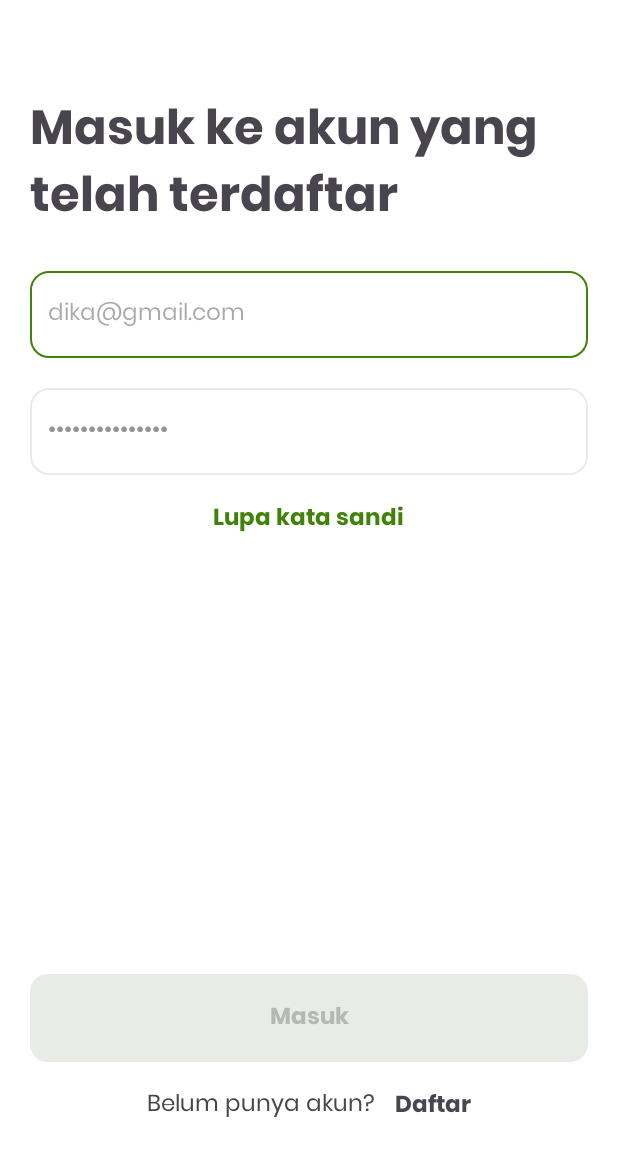
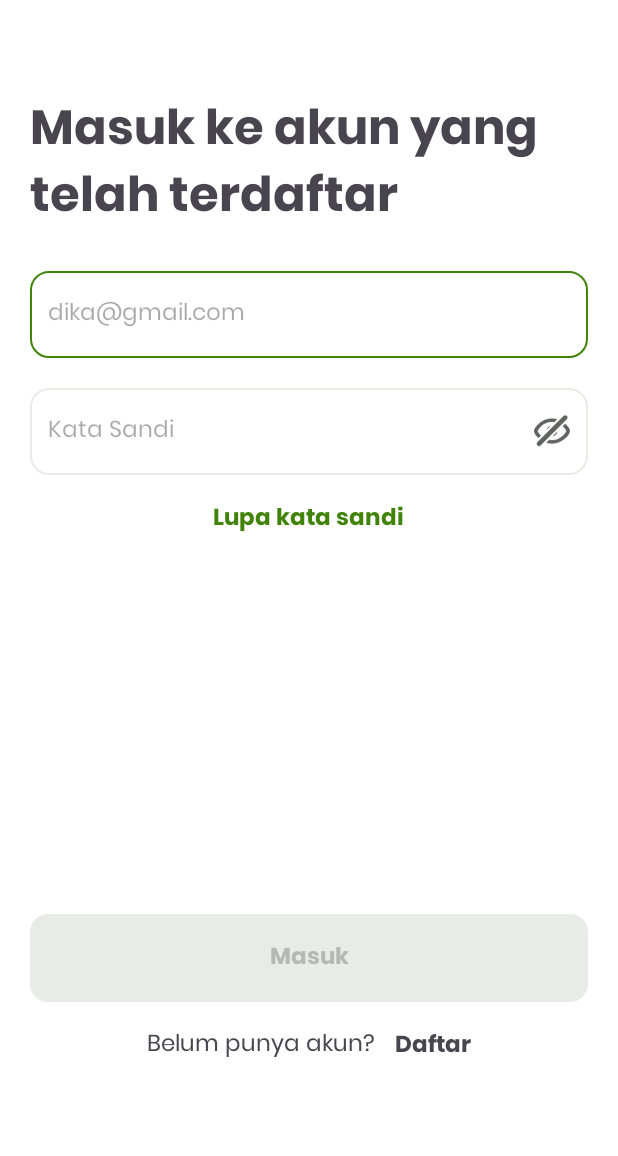
Before and after one commit to dikaenwo/galdan-aja, an Android app: the screen it shows after launch (LoginActivity), on a phone screen of 412 x 824 dp. Shown: the top 1156 px of the screen. Run offline under Robolectric (Android 15) with nearby library versions, the phone set to English and light mode, and no system bars.

Commit message:
update halaman login

```diff
--- /dev/null
+++ b/app/src/main/res/drawable/ic_eye_closed.xml
@@ -0,0 +1,21 @@
+<vector xmlns:android="http://schemas.android.com/apk/res/android"
+    android:width="20dp"
+    android:height="18dp"
+    android:viewportWidth="20"
+    android:viewportHeight="18">
+  <path
+      android:pathData="M16.439,0.598C16.944,0.093 17.762,0.093 18.267,0.598C18.772,1.103 18.772,1.922 18.267,2.427L3.688,17.006C3.183,17.511 2.364,17.511 1.859,17.006C1.354,16.501 1.354,15.683 1.859,15.178L16.439,0.598Z"
+      android:fillColor="#60635E"/>
+  <path
+      android:pathData="M12.952,2.449C12.04,2.178 11.05,2.011 10,2C6.886,2.032 4.306,3.435 2.685,4.88C1.862,5.622 1.19,6.441 0.763,7.095C0.543,7.434 0.353,7.785 0.234,8.058C0.121,8.32 0,8.663 0,9C0,9.337 0.121,9.68 0.234,9.942C0.353,10.215 0.543,10.566 0.763,10.905C1.153,11.502 1.748,12.238 2.475,12.926L3.889,11.512C3.246,10.92 2.782,10.344 2.439,9.814C2.262,9.544 2.152,9.34 2.069,9.147C2.04,9.08 2.023,9.032 2.013,9C2.023,8.968 2.04,8.92 2.069,8.853C2.152,8.66 2.262,8.456 2.439,8.186C2.804,7.621 3.308,7.003 4.02,6.37C5.467,5.065 7.387,3.968 10,4C10.46,3.994 10.899,4.024 11.318,4.083L12.952,2.449Z"
+      android:fillColor="#60635E"/>
+  <path
+      android:pathData="M7.076,8.325C7.333,7.21 8.21,6.333 9.325,6.076L7.076,8.325Z"
+      android:fillColor="#60635E"/>
+  <path
+      android:pathData="M12.988,9.268L10.268,11.988C11.711,11.861 12.861,10.711 12.988,9.268Z"
+      android:fillColor="#60635E"/>
+  <path
+      android:pathData="M8.387,13.869C8.893,13.96 9.43,14.007 10,14C12.613,14.032 14.533,12.936 15.98,11.63C16.692,10.997 17.195,10.379 17.561,9.814C17.738,9.544 17.848,9.34 17.931,9.147C17.96,9.08 17.977,9.032 17.987,9C17.977,8.968 17.96,8.92 17.931,8.853C17.848,8.66 17.738,8.456 17.561,8.186C17.195,7.621 16.692,7.003 15.98,6.37C15.964,6.355 15.947,6.34 15.931,6.325L17.347,4.909C18.155,5.643 18.816,6.45 19.237,7.095C19.457,7.434 19.647,7.785 19.766,8.058C19.879,8.32 20,8.663 20,9C20,9.337 19.879,9.68 19.766,9.942C19.647,10.215 19.457,10.566 19.237,10.905C18.81,11.559 18.138,12.378 17.315,13.12C15.694,14.564 13.115,15.968 10,16C8.849,15.988 7.77,15.789 6.787,15.469L8.387,13.869Z"
+      android:fillColor="#60635E"/>
+</vector>
--- a/app/src/main/res/layout/activity_login.xml
+++ b/app/src/main/res/layout/activity_login.xml
@@ -42,25 +42,48 @@
         app:layout_constraintStart_toStartOf="parent"
         app:layout_constraintTop_toBottomOf="@+id/textTitle" />
 
-    <EditText
+    <RelativeLayout
         android:id="@+id/editTextTextPassword"
         android:layout_width="match_parent"
         android:layout_height="wrap_content"
         android:layout_marginStart="20dp"
         android:layout_marginTop="20dp"
         android:layout_marginEnd="20dp"
-        android:background="@drawable/custom_input_auth"
-        android:ems="10"
-        android:fontFamily="@font/poppins_regular"
-        android:inputType="textPassword"
-        android:paddingHorizontal="12dp"
-        android:paddingVertical="16dp"
-        android:text="hahahahahhahaha"
-        android:textColor="#91958E"
-        android:textSize="15sp"
         app:layout_constraintEnd_toEndOf="parent"
         app:layout_constraintStart_toStartOf="parent"
-        app:layout_constraintTop_toBottomOf="@+id/editTextTextEmailAddress" />
+        app:layout_constraintTop_toBottomOf="@+id/editTextTextEmailAddress">
+
+        <EditText
+            android:id="@+id/editTextTextPasswor"
+            android:layout_width="match_parent"
+            android:layout_height="wrap_content"
+            android:background="@drawable/custom_input_auth"
+            android:ems="10"
+            android:fontFamily="@font/poppins_regular"
+            android:hint="Kata Sandi"
+            android:inputType="textPassword"
+            android:paddingStart="12dp"
+            android:paddingTop="16dp"
+            android:paddingEnd="50dp"
+            android:paddingBottom="16dp"
+            android:textColor="#91958E"
+            android:textSize="15sp" />
+
+        <ImageView
+            android:id="@+id/ivTogglePassword"
+            android:layout_width="24dp"
+            android:layout_height="24dp"
+            android:layout_alignParentEnd="true"
+            android:layout_centerVertical="true"
+            android:layout_marginEnd="12dp"
+            android:clickable="true"
+            android:focusable="true"
+            android:src="@drawable/ic_eye_closed"
+            tools:ignore="ContentDescription" />
+
+    </RelativeLayout>
+
+
 
     <TextView
         android:id="@+id/textViewForgotPassword"
@@ -82,7 +105,7 @@
         android:layout_width="match_parent"
         android:layout_height="wrap_content"
         android:layout_marginStart="20dp"
-        android:layout_marginTop="290dp"
+        android:layout_marginTop="250dp"
         android:layout_marginEnd="20dp"
         android:background="@drawable/custom_button"
         android:fontFamily="@font/poppins_bold"
```
